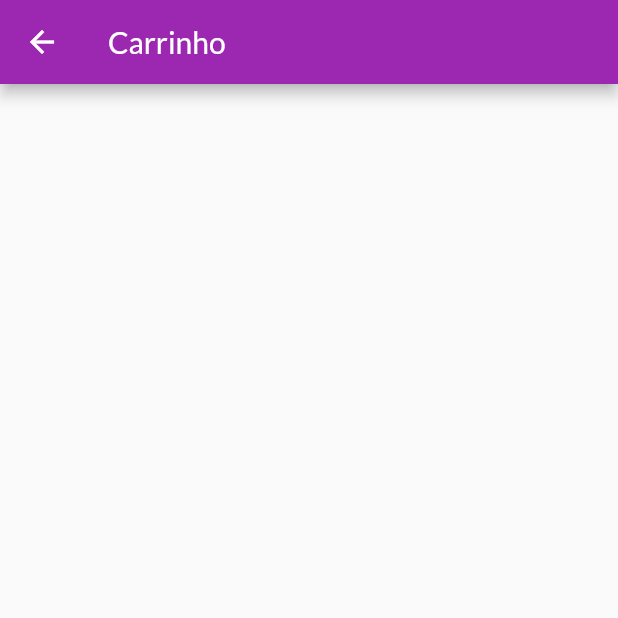
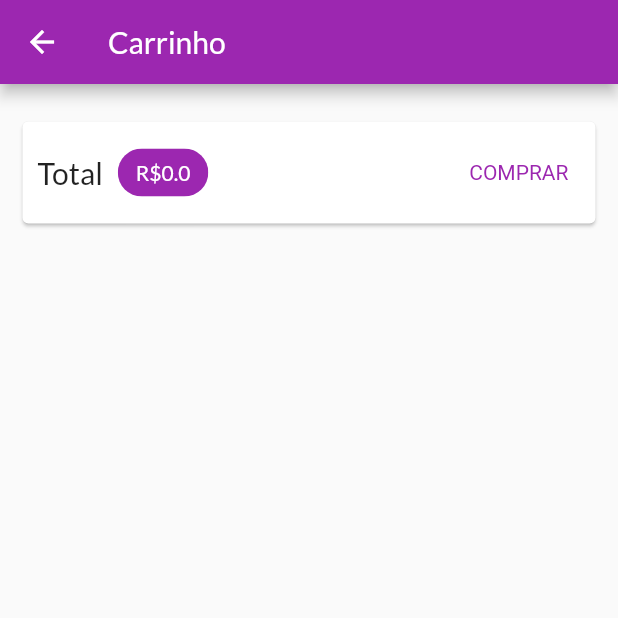
Before and after one commit to elton-costa/shop, a Flutter app: the CartPage screen opened by its route, on a phone screen of 412 x 824 dp, the top half of it. Run offline on Flutter 3.47's test engine with Material 2 defaults, Android fonts, the phone set to English and light mode, and no system bars; missing offline and left inert: dart:html; network calls fail.

Commit message:
Create widgets CartItemWidget

```diff
--- a/lib/pages/cart_page.dart
+++ b/lib/pages/cart_page.dart
@@ -1,14 +1,72 @@
+import 'dart:html';
+
 import 'package:flutter/material.dart';
+import 'package:provider/provider.dart';
+import 'package:shop/models/cart.dart';
+import 'package:shop/widgets/cart_item.dart';
 
 class CartPage extends StatelessWidget {
   const CartPage({Key? key}) : super(key: key);
 
   @override
   Widget build(BuildContext context) {
+    final Cart cart = Provider.of(context);
+    final items = cart.items.values.toList();
     return Scaffold(
       appBar: AppBar(
         title: Text('Carrinho'),
       ),
+      body: Column(
+        children: [
+          Card(
+            margin: const EdgeInsets.symmetric(
+              horizontal: 15,
+              vertical: 25,
+            ),
+            child: Padding(
+              padding: const EdgeInsets.all(10),
+              child: Row(
+                mainAxisAlignment: MainAxisAlignment.spaceBetween,
+                children: [
+                  Text(
+                    'Total',
+                    style: TextStyle(
+                      fontSize: 20,
+                    ),
+                  ),
+                  SizedBox(width: 10),
+                  Chip(
+                    backgroundColor: Theme.of(context).colorScheme.primary,
+                    label: Text(
+                      'R\$${cart.totalAmount}',
+                      style: TextStyle(
+                        color:
+                            Theme.of(context).primaryTextTheme.headline6?.color,
+                      ),
+                    ),
+                  ),
+                  Spacer(),
+                  TextButton(
+                    child: Text('COMPRAR'),
+                    style: TextButton.styleFrom(
+                      textStyle: TextStyle(
+                        color: Theme.of(context).colorScheme.primary,
+                      ),
+                    ),
+                    onPressed: () {},
+                  ),
+                ],
+              ),
+            ),
+          ),
+          Expanded(
+            child: ListView.builder(
+              itemCount: items.length,
+              itemBuilder: (ctx, i) => CartItemWidget(items[i]),
+            ),
+          ),
+        ],
+      ),
     );
   }
 }
```
Also changed, not shown: lib/widgets/cart_item.dart (added, +42 -0 lines).
